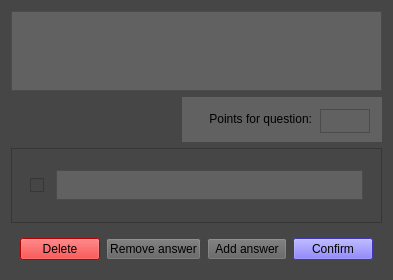
Qt form UI/questionSingleChoice.ui (NeoMCHS/testing-app) before a commit.
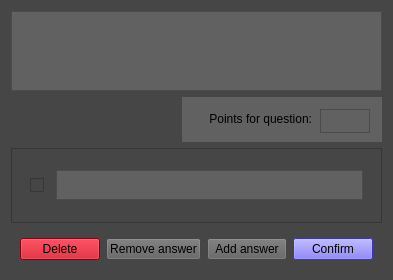
The same form after that commit.

Commit message: Change buttom color

Diff of the .ui file:
```diff
--- a/UI/questionSingleChoice.ui
+++ b/UI/questionSingleChoice.ui
@@ -239,7 +239,8 @@
       <item>
        <widget class="QPushButton" name="delete_button">
         <property name="styleSheet">
-         <string notr="true">background-color: rgb(255, 0, 0);</string>
+         <string notr="true">background-color: rgb(255, 0, 0);
+background-color: rgb(196, 0, 18);</string>
         </property>
         <property name="text">
          <string>Delete</string>
```
Left out of the diff: 2 changed lines with no effect on the pictures. The commit also changes 1 other file.
